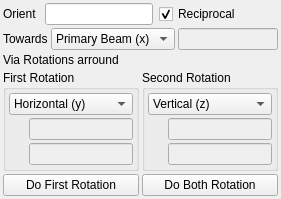
Old version of the form trunk/Reorient.ui in the repository BackupTheBerlios/clip-svn.
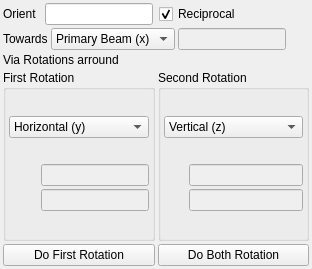
New version of the form.

Patch:
```diff
--- a/trunk/Reorient.ui
+++ b/trunk/Reorient.ui
@@ -5,8 +5,8 @@
    <rect>
     <x>0</x>
     <y>0</y>
-    <width>262</width>
-    <height>199</height>
+    <width>312</width>
+    <height>269</height>
    </rect>
   </property>
   <property name="sizePolicy" >
```
Left out of the diff: 40 changed lines with no effect on the pictures.
